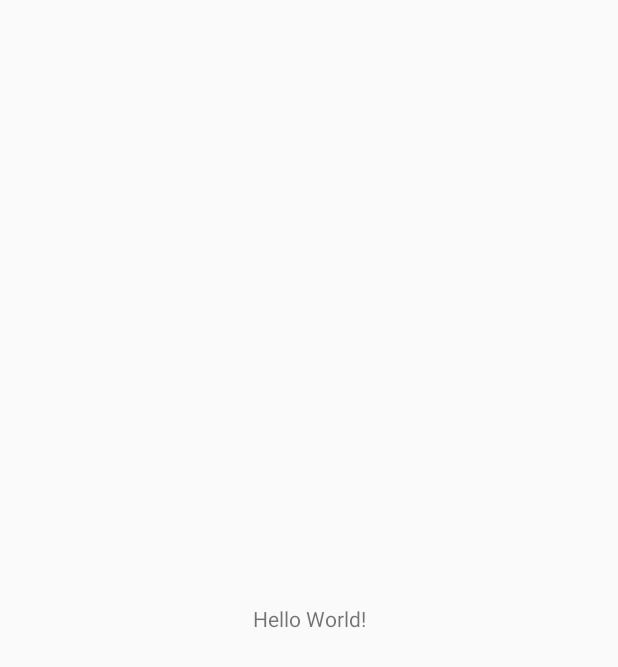
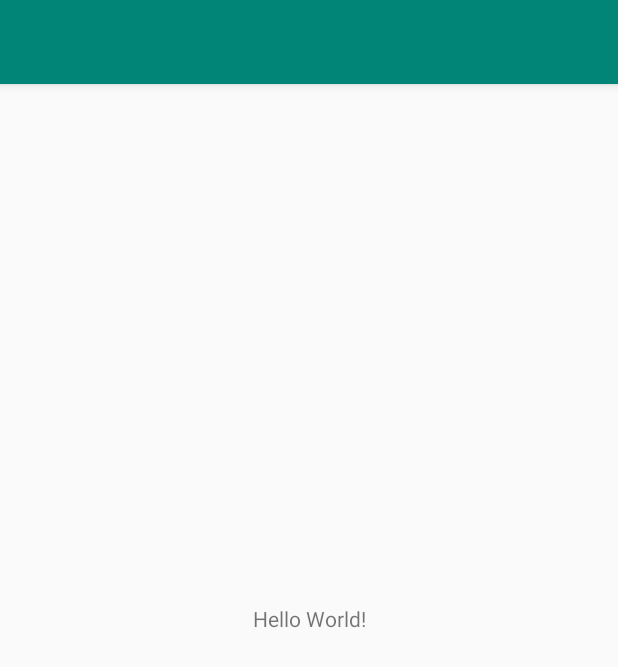
Before and after one commit to Juxn89/Kotlin_Toolbar, an Android app: the screen it shows after launch (MainActivity), on a phone screen of 412 x 824 dp. Before the commit the part shown is almost empty. Shown: the top 667 px of the screen. Run offline under Robolectric (Android 15) with nearby library versions, the phone set to English and light mode, and no system bars.

Commit message:
Se crea un toolbar

```diff
--- a/app/src/main/res/layout/activity_main.xml
+++ b/app/src/main/res/layout/activity_main.xml
@@ -5,6 +5,15 @@
     android:layout_width="match_parent"
     android:layout_height="match_parent"
     tools:context=".MainActivity">
+
+    <androidx.appcompat.widget.Toolbar
+        android:layout_width="match_parent"
+        android:layout_height="?attr/actionBarSize"
+        android:background="?attr/colorPrimary"
+        android:elevation="4dp"
+        android:theme="@style/ThemeOverlay.AppCompat.ActionBar"
+        app:popupTheme="@style/ThemeOverlay.AppCompat.Light"
+        />
 
     <TextView
         android:layout_width="wrap_content"
```
